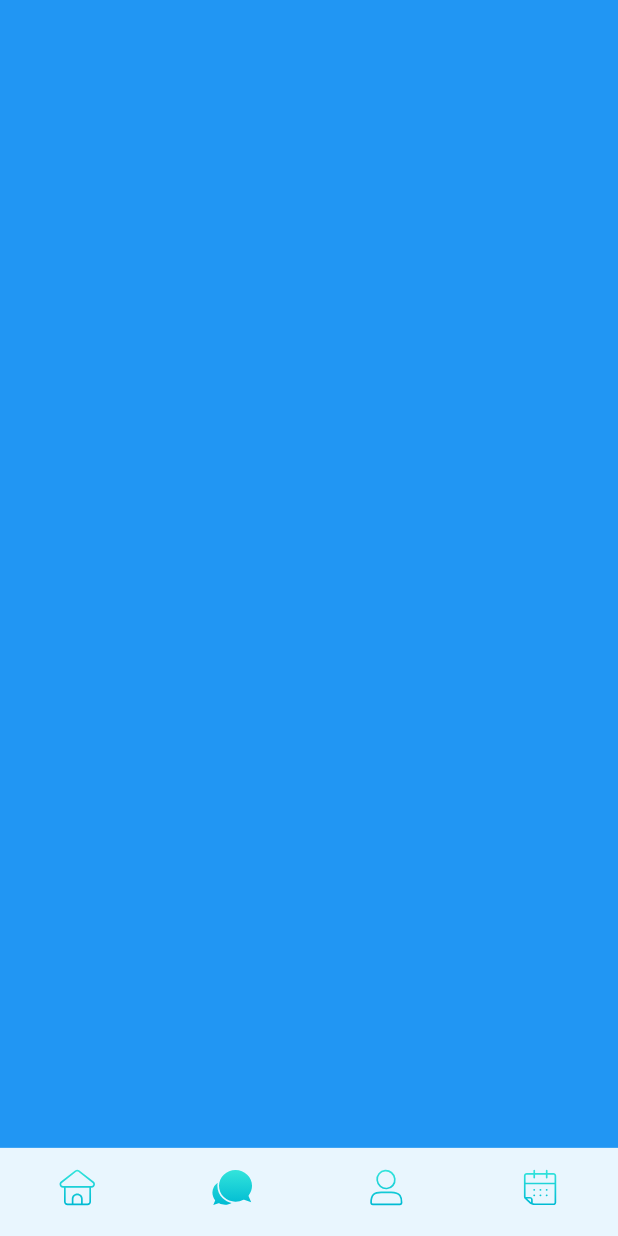
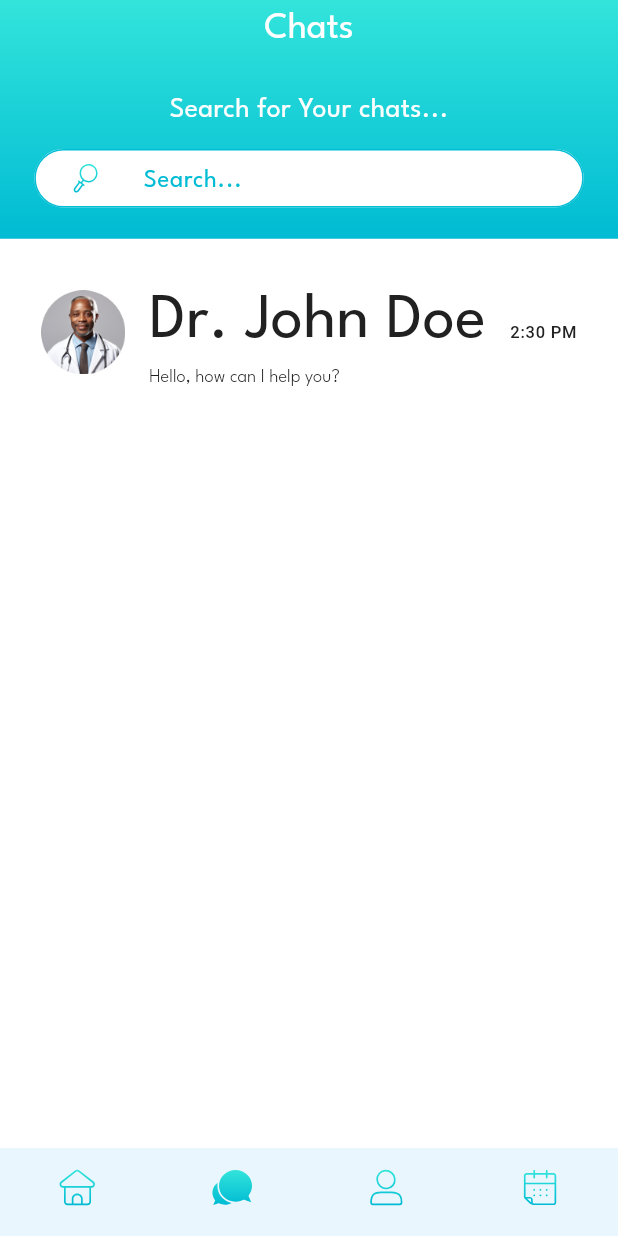
Before and after one commit to muhammad-abdulhameed/Health-Track, a Flutter app: the MainLayout screen opened by its route, item 2 of the bottom bar chosen, on a phone screen of 412 x 824 dp. Run offline on Flutter 3.47's test engine with Material 3 defaults, Android fonts, the phone set to English and light mode, and no system bars; our stand-ins replace flutter_bloc, flutter_screenutil, flutter_svg, flutter_switch, get_it, go_router and 3 more; accounts and stored records are empty.

Commit message:
feat: Implement Chat feature
+add `ChatScreen` for individual chat conversations
+add `ChatsTap` to display a list of all chats
+create various chat widgets including:
    +`ChatMassageWidget` for displaying individual messages
    +`ChatRecordWidget` for voice message UI
    +`ChatMethodsContainerWidget` for message input and actions (attach, send)
    +`ChatTextFieldWidget` for the message input field
    +`ChatWidget` for list items in the main chats list
    +`ChatsListWidget` to display the conversation message list
+add a new route for the `ChatScreen`
+add a new "resume record" icon and update `AppIcons`
+add new strings for the chat feature
+add a dedicated `chatAppBar` to `CustomAppBar`

+refactor: Integrate `ChatsTap` into the main layout

```diff
--- a/lib/core/constants/app_icons.dart
+++ b/lib/core/constants/app_icons.dart
@@ -34,6 +34,7 @@ class AppIcons {
   static const String arrowRight = 'assets/icons/arrow_right.svg';
   static const String arrowDown = 'assets/icons/arrow down icon.svg';
   static const String arrowUp = 'assets/icons/arrow_up.svg';
+  static const String resumeRecord = 'assets/icons/resume record icon.svg';
 
   // Status Icons
   static const String heart = 'assets/icons/heart.svg';
--- a/lib/core/constants/app_strings.dart
+++ b/lib/core/constants/app_strings.dart
@@ -56,6 +56,7 @@ abstract class AppStrings {
   static const String welcomeBack = 'Hi, WelcomeBack';
   static const String userName = 'Jone Doe';
   static const String home = 'Home';
+  static const String chats = 'Chats';
   static const String messages = 'Messages';
   static const String profile = 'Profile';
   static const String myProfile = 'My Profile';
@@ -222,6 +223,8 @@ abstract class AppStrings {
   static const String filter = 'Filter';
   static const String topRating = 'Top Rating';
   static const String markAll = 'Mark All';
+  static const String searchForChats = 'Search for Your chats...';
+  static const String writeHere = 'Write Here...';
 
 
 
--- a/lib/core/reusable_componants/custom_app_bar.dart
+++ b/lib/core/reusable_componants/custom_app_bar.dart
@@ -121,4 +121,41 @@ class CustomAppBar {
       ),
     ),
   );
+
+
+  static PreferredSizeWidget chatAppBar(BuildContext context) => AppBar(
+    leadingWidth: 20.w,
+    toolbarHeight: 70.h,
+    actionsPadding: EdgeInsets.symmetric(horizontal: AppDimensions.padding16.w),
+    centerTitle: true,
+    leading: IconButton(onPressed: (){
+       Navigator.pop(context);
+    },icon:Icon(Icons.arrow_back_ios, size: AppDimensions.iconSize24.sp,)),
+    title: Text('Dr. John Doe'),
+    actions: [
+      CircleContainer(
+        child: CustomShader(
+          child: Icon(
+            Icons.phone_in_talk_outlined,
+            size: AppDimensions.iconSize16.sp,
+          ),
+        ),
+      ),
+
+      CircleContainer(
+        child: CustomShader(
+          child: Icon(Icons.videocam, size: AppDimensions.iconSize16.sp),
+        ),
+      ),
+    ],
+    flexibleSpace: Container(
+      decoration: BoxDecoration(
+        gradient: LinearGradient(
+begin: Alignment.topCenter,
+          end: Alignment.bottomCenter,
+          colors: AppColors.mainGradient,
+        ),
+      ),
+    ),
+  );
 }
--- a/lib/core/routes/app_routes.dart
+++ b/lib/core/routes/app_routes.dart
@@ -14,6 +14,7 @@ import 'package:health_track/features/notification/presentation/pages/notificati
 import 'package:health_track/features/settings/presentation/pages/password_manger_screen.dart';
 import 'package:health_track/features/settings/presentation/pages/privacy_policy_screen.dart';
 import 'package:health_track/features/settings/presentation/pages/settings_screen.dart';
+import 'package:health_track/features/taps/chats_tap/presentation/pages/chat_screen.dart';
 import '../../features/app_entry/onBoarding/data/data_sources/on_boarding_local_data_source.dart';
 import '../../features/app_entry/onBoarding/presentation/pages/on_boarding_screen.dart';
 import '../../features/settings/presentation/pages/notification_setting_screen.dart';
@@ -42,6 +43,7 @@ abstract class AppRoutes {
   static const String paymentMethod = '/aboutUs';
   static const String privacyPolicy = '/privacyPolicy';
   static const String notification = '/notification';
+  static const String chatScreen = '/chatScreen';
 
 }
 final GoRouter appRouter = GoRouter(
@@ -141,6 +143,11 @@ final GoRouter appRouter = GoRouter(
       name: AppRoutes.notification,
       builder: (context, state) => NotificationScreen(),
     ),
+    GoRoute(
+      path: AppRoutes.chatScreen,
+      name: AppRoutes.chatScreen,
+      builder: (context, state) => ChatScreen(),
+    ),
 
     /*
     GoRoute(
--- a/lib/features/main_layout/presentation/pages/main_layout.dart
+++ b/lib/features/main_layout/presentation/pages/main_layout.dart
@@ -2,6 +2,7 @@ import 'package:flutter/material.dart';
 import 'package:flutter_screenutil/flutter_screenutil.dart';
 import 'package:flutter_svg/flutter_svg.dart';
 import 'package:health_track/core/core.dart';
+import 'package:health_track/features/taps/chats_tap/presentation/pages/chats_tap.dart';
 import 'package:health_track/features/taps/home_tap/presentation/pages/home_tap.dart';
 import 'package:health_track/features/taps/profile_tap/presentation/pages/profile_tap.dart';
 
@@ -19,7 +20,7 @@ class _MainLayoutState extends State<MainLayout> {
   final List<Widget> _pages = [
     // Add your pages here
     HomeTap(), // Placeholder for Home
-    Container(color: Colors.blue), // Placeholder for Messages
+    ChatsTap(), // Placeholder for Messages
     ProfileTap(), // Placeholder for Profile
     Container(color: Colors.yellow), // Placeholder for Calendar
   ];
--- /dev/null
+++ b/lib/features/taps/chats_tap/data/data_sources/remote/chats_tap_remote_data_source.dart
@@ -0,0 +1,3 @@
+abstract class ChatsTapRemoteDataSource {
+
+}
--- /dev/null
+++ b/lib/features/taps/chats_tap/domain/repo/chats_tap_repo.dart
@@ -0,0 +1,3 @@
+abstract class ChatsTapRepo {
+
+}
--- /dev/null
+++ b/lib/features/taps/chats_tap/presentation/pages/chats_tap.dart
@@ -0,0 +1,33 @@
+import 'package:flutter/material.dart';
+import 'package:flutter_screenutil/flutter_screenutil.dart';
+import 'package:flutter_svg/flutter_svg.dart';
+import 'package:health_track/core/constants/app_dimensions.dart';
+import 'package:health_track/core/constants/app_images.dart';
+import 'package:health_track/core/constants/app_strings.dart';
+import 'package:health_track/core/reusable_componants/custom_app_bar.dart';
+import 'package:health_track/features/taps/chats_tap/presentation/widgets/chat_widget.dart';
+
+import '../../../../../core/constants/app_icons.dart';
+
+class ChatsTap extends StatelessWidget {
+  const ChatsTap({super.key});
+
+  @override
+  Widget build(BuildContext context) {
+    return Scaffold(
+      body: CustomScrollView(
+
+        slivers: [
+          CustomAppBar.searchAppBar(
+              AppStrings.chats, AppStrings.searchForChats),
+          SliverPadding(padding: EdgeInsets.symmetric(
+              horizontal: AppDimensions.padding24.w,
+              vertical: AppDimensions.padding16.h),
+            sliver:SliverList.builder(itemBuilder: (context, index) => ChatWidget(),itemCount: 1,)
+            ,),
+
+        ],
+      ),
+    );
+  }
+}
--- /dev/null
+++ b/lib/features/taps/chats_tap/presentation/widgets/chat_widget.dart
@@ -0,0 +1,23 @@
+import 'package:flutter/material.dart';
+import 'package:go_router/go_router.dart';
+
+import '../../../../../core/constants/app_images.dart';
+import '../../../../../core/routes/app_routes.dart';
+
+class ChatWidget extends StatelessWidget {
+  const ChatWidget({super.key});
+
+  @override
+  Widget build(BuildContext context) {
+    return ListTile(
+      onTap: (){
+GoRouter.of(context).push(AppRoutes.chatScreen);
+      },
+      contentPadding: EdgeInsets.zero,
+        leading: Image.asset(AppImages.doctor1),
+        title: FittedBox(child: Text('Dr. John Doe',style: Theme.of(context).textTheme.labelLarge,)),
+        subtitle: Text('Hello, how can I help you?',style: Theme.of(context).textTheme.headlineSmall,maxLines: 1,overflow: TextOverflow.ellipsis,),
+        trailing: Text('2:30 PM')
+    );
+  }
+}
```
Also changed, not shown: lib/features/taps/chats_tap/data/data_sources/remote/chats_tap_remote_data_source_impl.dart (added, +7 -0 lines), lib/features/taps/chats_tap/data/repo/chats_tap_repo_impl.dart (added, +7 -0 lines), lib/features/taps/chats_tap/presentation/pages/chat_screen.dart (added, +37 -0 lines), lib/features/taps/chats_tap/presentation/widgets/chat_massege_widget.dart (added, +36 -0 lines), lib/features/taps/chats_tap/presentation/widgets/chat_methods_container_widget.dart (added, +49 -0 lines), lib/features/taps/chats_tap/presentation/widgets/chat_recored_widget.dart (added, +29 -0 lines), lib/features/taps/chats_tap/presentation/widgets/chat_text_field_widget.dart (added, +48 -0 lines), lib/features/taps/chats_tap/presentation/widgets/chats_list_widget.dart (added, +41 -0 lines), assets/icons/resume record icon.svg (added).
